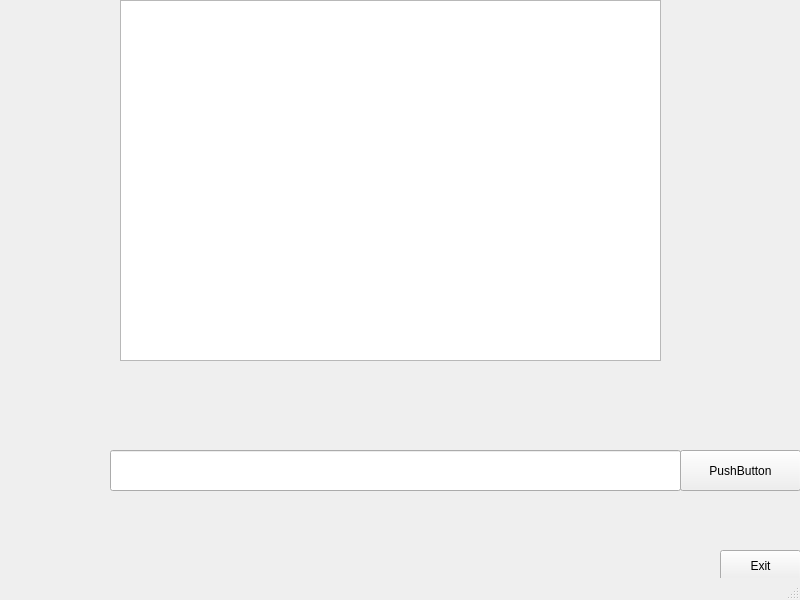
Before: the Qt Designer form QTClient/mainwindow.ui in icarazob/TCPVideoChatQT, drawn with Qt 5.
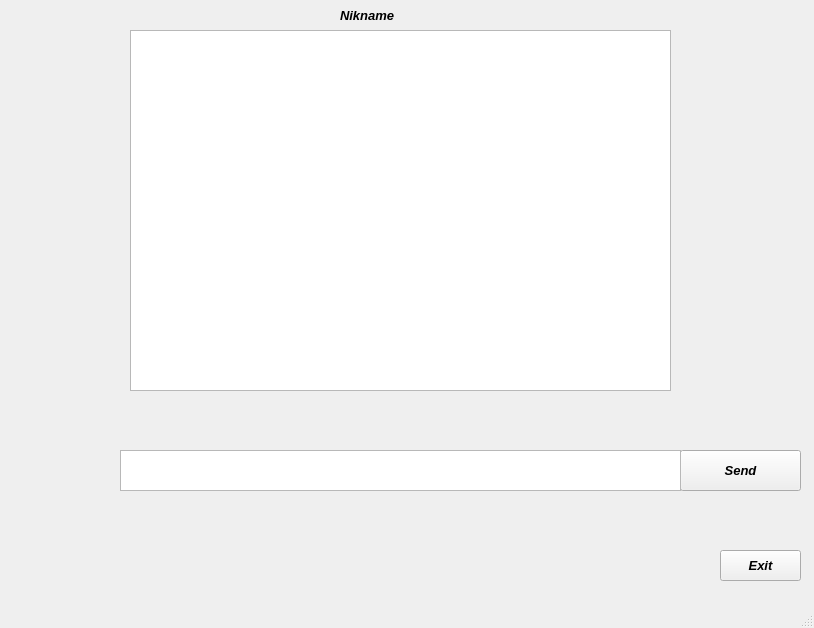
After: the same form once the commit is applied.

What changed in the file:
```diff
--- a/QTClient/mainwindow.ui
+++ b/QTClient/mainwindow.ui
@@ -6,13 +6,27 @@
    <rect>
     <x>0</x>
     <y>0</y>
-    <width>800</width>
-    <height>600</height>
+    <width>814</width>
+    <height>628</height>
    </rect>
   </property>
+  <property name="font">
+   <font>
+    <weight>75</weight>
+    <italic>true</italic>
+    <bold>true</bold>
+    <strikeout>false</strikeout>
+   </font>
+  </property>
+  <property name="mouseTracking">
+   <bool>false</bool>
+  </property>
   <property name="windowTitle">
    <string>Chat</string>
   </property>
+  <property name="autoFillBackground">
+   <bool>true</bool>
+  </property>
   <widget class="QWidget" name="centralwidget">
    <widget class="QPushButton" name="buttonExit">
     <property name="geometry">
@@ -23,6 +37,11 @@
       <height>31</height>
      </rect>
     </property>
+    <property name="font">
+     <font>
+      <pointsize>10</pointsize>
+     </font>
+    </property>
     <property name="text">
      <string>Exit</string>
     </property>
@@ -30,12 +49,15 @@
    <widget class="QPlainTextEdit" name="plainTextEdit">
     <property name="geometry">
      <rect>
-      <x>120</x>
-      <y>0</y>
+      <x>130</x>
+      <y>30</y>
       <width>541</width>
       <height>361</height>
      </rect>
     </property>
+    <property name="readOnly">
+     <bool>true</bool>
+    </property>
    </widget>
    <widget class="QPushButton" name="sendButton">
     <property name="geometry">
@@ -46,18 +68,48 @@
       <height>41</height>
      </rect>
     </property>
+    <property name="font">
+     <font>
+      <pointsize>10</pointsize>
+     </font>
+    </property>
     <property name="text">
-     <string>PushButton</string>
+     <string>Send</string>
     </property>
    </widget>
-   <widget class="QLineEdit" name="lineEdit">
+   <widget class="QPlainTextEdit" name="plainTextForSend">
     <property name="geometry">
      <rect>
-      <x>110</x>
+      <x>120</x>
       <y>450</y>
-      <width>571</width>
+      <width>561</width>
       <height>41</height>
      </rect>
+    </property>
+    <property name="font">
+     <font>
+      <weight>50</weight>
+      <italic>false</italic>
+      <bold>false</bold>
+     </font>
+    </property>
+   </widget>
+   <widget class="QLabel" name="nameLabel">
+    <property name="geometry">
+     <rect>
+      <x>340</x>
+      <y>0</y>
+      <width>121</width>
+      <height>31</height>
+     </rect>
+    </property>
+    <property name="font">
+     <font>
+      <pointsize>10</pointsize>
+     </font>
+    </property>
+    <property name="text">
+     <string>Nikname</string>
     </property>
    </widget>
   </widget>
```
Left out of the diff: 5 changed lines with no effect on the pictures.
